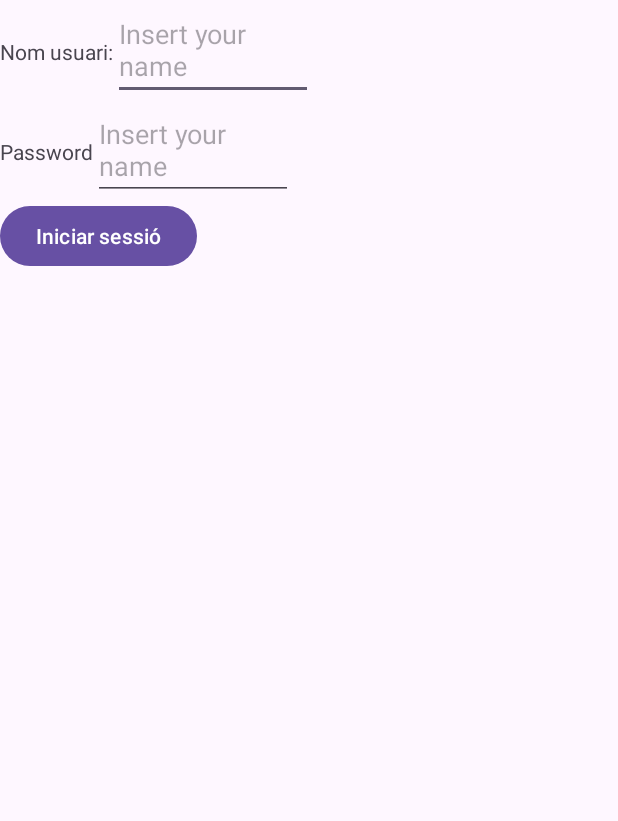
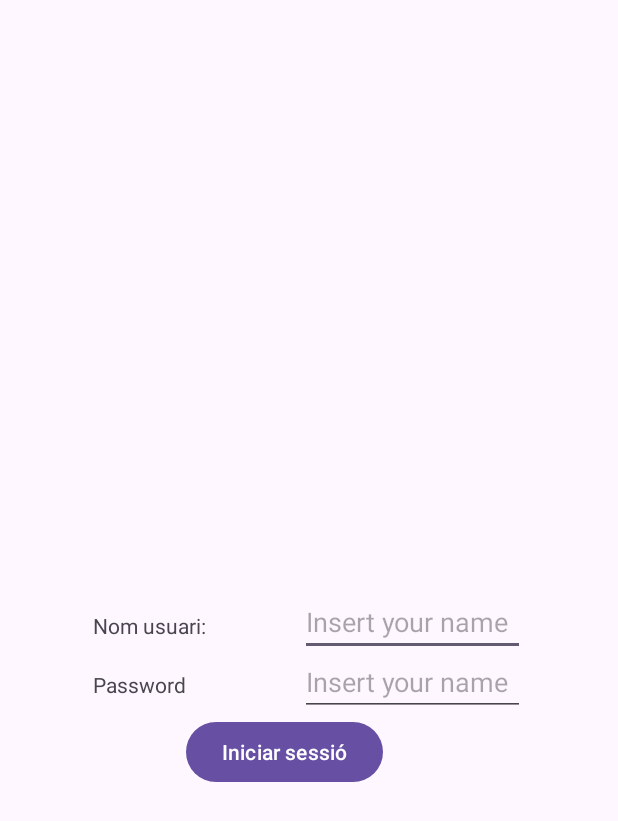
Before and after one commit to Cesar-Gerard/Projecte3, an Android app: the screen it shows after launch (MainActivity), after a tap on "Iniciar sessió", on a phone screen of 412 x 824 dp. Shown: the top 821 px of the screen. Run offline under Robolectric (Android 15) with nearby library versions, the phone set to English and light mode, and no system bars; our stand-ins replace Volley; network calls fail.

Commit message:
Constraint_Layout

```diff
--- a/Projecte_3/app/src/main/java/com/example/dietaapp/MainActivity.java
+++ b/Projecte_3/app/src/main/java/com/example/dietaapp/MainActivity.java
@@ -49,8 +49,8 @@ public class MainActivity extends AppCompatActivity {
                 //Registre_api.hacerSolicitud(queue, edtName);
 
                     String url = "http://169.254.70.172/Projecte3/dietapp_ws/public/api/login";
-                    String nickname = "gcesar";//edtName.getText().toString().trim();
-                    String password = "2003";//edtPassword.getText().toString().trim();
+                    String nickname = edtName.getText().toString().trim();
+                    String password = edtPassword.getText().toString().trim();
 
                     Registre_api.postRequest(queue, url, nickname, password, new Response.Listener<String>() {
                         @Override
--- a/Projecte_3/app/src/main/res/layout/activity_main.xml
+++ b/Projecte_3/app/src/main/res/layout/activity_main.xml
@@ -1,62 +1,70 @@
 <?xml version="1.0" encoding="utf-8"?>
-<LinearLayout xmlns:android="http://schemas.android.com/apk/res/android"
+<androidx.constraintlayout.widget.ConstraintLayout xmlns:android="http://schemas.android.com/apk/res/android"
     xmlns:app="http://schemas.android.com/apk/res-auto"
     xmlns:tools="http://schemas.android.com/tools"
     android:layout_width="match_parent"
     android:layout_height="match_parent"
-    tools:context=".MainActivity"
-    android:orientation="vertical">
+    android:orientation="vertical"
+    tools:context=".MainActivity">
 
-    <LinearLayout
-        android:layout_width="wrap_content"
-        android:layout_height="wrap_content"
-        android:orientation="horizontal">
 
     <TextView
+        android:id="@+id/txvName"
         android:layout_width="wrap_content"
         android:layout_height="wrap_content"
         android:text="Nom usuari:"
         app:layout_constraintBottom_toBottomOf="parent"
-            app:layout_constraintEnd_toEndOf="parent"
+        app:layout_constraintEnd_toStartOf="@id/edtName"
         app:layout_constraintStart_toStartOf="parent"
-            app:layout_constraintTop_toTopOf="parent" />
+        app:layout_constraintTop_toTopOf="@+id/gui1"
+
+         />
 
 
     <EditText
-            android:layout_width="200px"
-            android:layout_height="wrap_content"
         android:id="@+id/edtName"
-            android:hint="Insert your name"></EditText>
+        android:layout_width="150dp"
+        android:layout_height="40dp"
+        android:hint="Insert your name"
+        app:constraint_referenced_ids="txvName"
+        app:layout_constraintBottom_toBottomOf="parent"
+        app:layout_constraintEnd_toEndOf="parent"
+        app:layout_constraintStart_toEndOf="@id/txvName"
+        app:layout_constraintTop_toBottomOf="@+id/gui1"></EditText>
 
-    </LinearLayout>
+    <androidx.constraintlayout.widget.Guideline
+        android:id="@+id/gui1"
+        android:layout_width="0dp"
+        android:layout_height="0dp"
+        android:orientation="horizontal"
+        app:layout_constraintGuide_begin="10dp"></androidx.constraintlayout.widget.Guideline>
 
-    <LinearLayout
-        android:layout_width="wrap_content"
-        android:layout_height="wrap_content"
-        android:orientation="horizontal">
 
     <TextView
+        android:id="@+id/txtPassword"
         android:layout_width="wrap_content"
         android:layout_height="wrap_content"
         android:text="Password"
-            app:layout_constraintBottom_toBottomOf="parent"
-            app:layout_constraintEnd_toEndOf="parent"
-            app:layout_constraintStart_toStartOf="parent"
-            app:layout_constraintTop_toTopOf="parent" />
+        android:layout_marginTop="20dp"
+        app:layout_constraintStart_toStartOf="@+id/txvName"
+        app:layout_constraintTop_toBottomOf="@+id/txvName" />
+
+    <EditText
+
+        android:id="@+id/edtPassword"
+        android:layout_width="150dp"
+        android:layout_height="40dp"
+        android:hint="Insert your name"
+        app:layout_constraintEnd_toEndOf="@+id/edtName"
+        app:layout_constraintTop_toBottomOf="@+id/edtName"></EditText>
 
 
-        <EditText
-            android:layout_width="200px"
-            android:layout_height="wrap_content"
-            android:id="@+id/edtPassword"
-            android:hint="Insert your name"></EditText>
-
-    </LinearLayout>
-
     <Button
+        android:id="@+id/btn_Inici"
         android:layout_width="wrap_content"
         android:layout_height="wrap_content"
         android:text="Iniciar sessió"
-        android:id="@+id/btn_Inici"></Button>
+        app:layout_constraintStart_toEndOf="@+id/txtPassword"
+        app:layout_constraintTop_toBottomOf="@+id/edtPassword"></Button>
 
-</LinearLayout>
+</androidx.constraintlayout.widget.ConstraintLayout>
```
Lines whose indentation alone changed are shown as unchanged.
